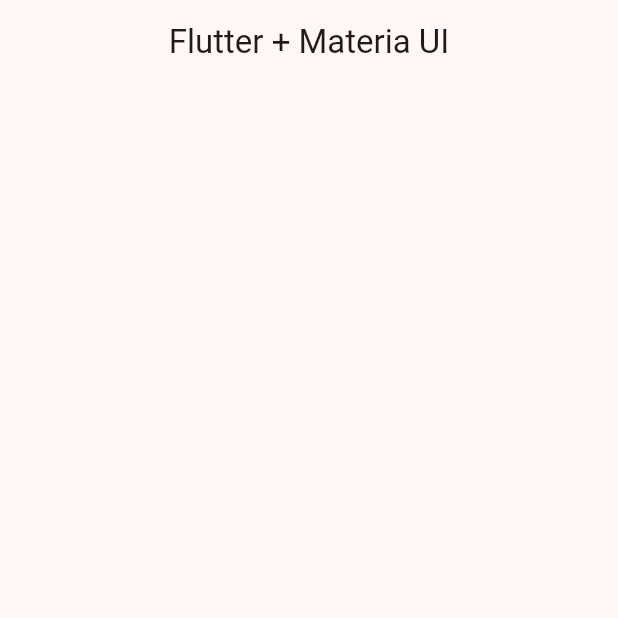
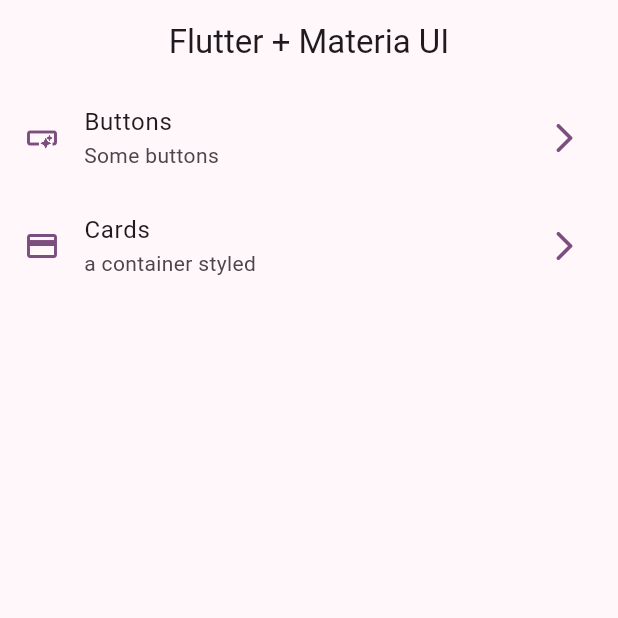
Before and after one commit to jioxel/flutter3_widgets, a Flutter app: the screen it shows after launch, on a phone screen of 412 x 824 dp, the top half of it. Run offline on Flutter 3.47's test engine with Material 2 defaults, Android fonts, the phone set to English and light mode, and no system bars.

Commit message:
home screen implementd

```diff
--- a/lib/config/menu/menu_items.dart
+++ b/lib/config/menu/menu_items.dart
@@ -13,7 +13,7 @@
       required this.icon});
 }
 
-const appMenuItem = <MenuItems>[
+const appMenuItems = <MenuItems>[
   MenuItems(
       title: 'Buttons',
       subTitle: 'Some buttons',
--- a/lib/config/theme/app_theme.dart
+++ b/lib/config/theme/app_theme.dart
@@ -19,5 +19,5 @@
   ThemeData getTheme() => ThemeData(
       useMaterial3: true,
       colorSchemeSeed: colorList[selectedColor],
-      appBarTheme: AppBarTheme(centerTitle: true));
+      appBarTheme: const AppBarTheme(centerTitle: true));
 }
--- a/lib/main.dart
+++ b/lib/main.dart
@@ -13,7 +13,7 @@
   Widget build(BuildContext context) {
     return MaterialApp(
       debugShowCheckedModeBanner: false,
-      theme: AppTheme(selectedColor: 0).getTheme(),
+      theme: AppTheme(selectedColor: 1).getTheme(),
       home: Scaffold(body: HomeScreen()),
     );
   }
--- a/lib/presentation/screens/home/home_screen.dart
+++ b/lib/presentation/screens/home/home_screen.dart
@@ -1,3 +1,4 @@
+import 'package:d_widget_app/config/menu/menu_items.dart';
 import 'package:flutter/material.dart';
 
 class HomeScreen extends StatelessWidget {
@@ -7,6 +8,48 @@
   Widget build(BuildContext context) {
     return Scaffold(
       appBar: AppBar(title: Text('Flutter + Materia UI')),
+      body: _HomeView(),
     );
   }
 }
+
+class _HomeView extends StatelessWidget {
+  @override
+  Widget build(BuildContext context) {
+    Color colorPrimary = Theme.of(context).colorScheme.primary;
+    return ListView.builder(
+      itemCount: appMenuItems.length,
+      itemBuilder: (BuildContext context, int index) {
+        final menuItem = appMenuItems[index];
+        return _CustomListTitle(menuItem: menuItem, colorPrimary: colorPrimary);
+      },
+    );
+  }
+}
+
+class _CustomListTitle extends StatelessWidget {
+  const _CustomListTitle({
+    required this.menuItem,
+    required this.colorPrimary,
+  });
+
+  final MenuItems menuItem;
+  final Color colorPrimary;
+
+  @override
+  Widget build(BuildContext context) {
+    return ListTile(
+      leading: Icon(
+        menuItem.icon,
+        color: colorPrimary,
+      ),
+      title: Text(menuItem.title),
+      trailing: Icon(
+        Icons.arrow_forward_ios_rounded,
+        color: colorPrimary,
+      ),
+      subtitle: Text(menuItem.subTitle),
+      onTap: () {},
+    );
+  }
+}
```
